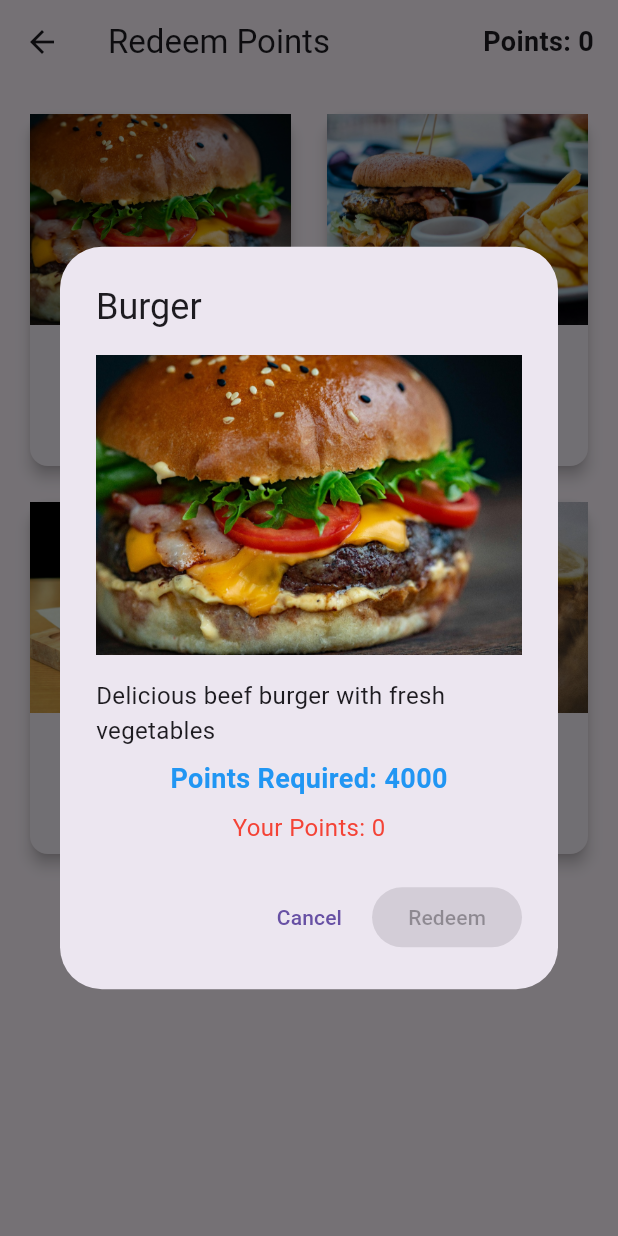
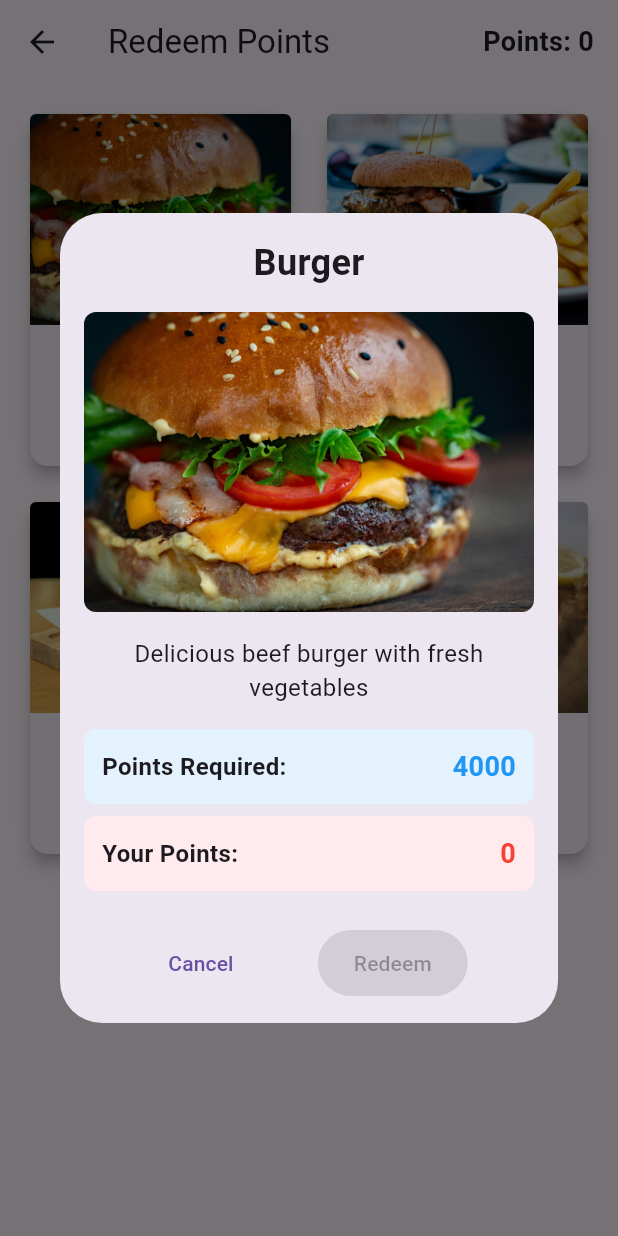
Before and after one commit to igmoiiz/Material-Recycle-Application---Prototype, a Flutter app: the RedeemPage screen opened directly with empty values, after a tap on "Burger", on a phone screen of 412 x 824 dp. Run offline on Flutter 3.47's test engine with Material 3 defaults, Android fonts, the light colour scheme and no system bars; our stand-ins replace sqflite; accounts and stored records are empty.

Commit message:
refactor: update dialog design in redeem_page.dart and change app label to 'Trashure' in AndroidManifest.xml

```diff
--- a/lib/Views/Interface/redeem_page.dart
+++ b/lib/Views/Interface/redeem_page.dart
@@ -55,33 +55,99 @@ class _RedeemPageState extends State<RedeemPage> {
     showDialog(
       context: context,
       builder:
-          (context) => AlertDialog(
-            title: Text(item.name),
-            content: Column(
+          (context) => Dialog(
+            child: Container(
+              padding: const EdgeInsets.all(16),
+              child: Column(
                 mainAxisSize: MainAxisSize.min,
                 children: [
-                Image.asset(
+                  Text(
+                    item.name,
+                    style: const TextStyle(
+                      fontSize: 24,
+                      fontWeight: FontWeight.bold,
+                    ),
+                  ),
+                  const SizedBox(height: 16),
+                  ClipRRect(
+                    borderRadius: BorderRadius.circular(8),
+                    child: Image.asset(
                       item.imagePath,
                       height: 200,
                       width: double.infinity,
                       fit: BoxFit.cover,
+                      errorBuilder: (context, error, stackTrace) {
+                        return Container(
+                          height: 200,
+                          color: Colors.grey[300],
+                          child: const Icon(
+                            Icons.image_not_supported,
+                            size: 64,
+                            color: Colors.grey,
+                          ),
+                        );
+                      },
+                    ),
                   ),
                   const SizedBox(height: 16),
-                Text(item.description, style: const TextStyle(fontSize: 16)),
-                const SizedBox(height: 8),
                   Text(
-                  'Points Required: ${item.pointsRequired}',
+                    item.description,
+                    style: const TextStyle(fontSize: 16),
+                    textAlign: TextAlign.center,
+                  ),
+                  const SizedBox(height: 16),
+                  Container(
+                    padding: const EdgeInsets.all(12),
+                    decoration: BoxDecoration(
+                      color: Colors.blue[50],
+                      borderRadius: BorderRadius.circular(8),
+                    ),
+                    child: Row(
+                      mainAxisAlignment: MainAxisAlignment.spaceBetween,
+                      children: [
+                        const Text(
+                          'Points Required:',
+                          style: TextStyle(
+                            fontSize: 16,
+                            fontWeight: FontWeight.bold,
+                          ),
+                        ),
+                        Text(
+                          '${item.pointsRequired}',
                           style: const TextStyle(
                             fontSize: 18,
                             fontWeight: FontWeight.bold,
                             color: Colors.blue,
                           ),
                         ),
+                      ],
+                    ),
+                  ),
                   const SizedBox(height: 8),
-                Text(
-                  'Your Points: ${widget.userPoints}',
+                  Container(
+                    padding: const EdgeInsets.all(12),
+                    decoration: BoxDecoration(
+                      color:
+                          widget.userPoints >= item.pointsRequired
+                              ? Colors.green[50]
+                              : Colors.red[50],
+                      borderRadius: BorderRadius.circular(8),
+                    ),
+                    child: Row(
+                      mainAxisAlignment: MainAxisAlignment.spaceBetween,
+                      children: [
+                        const Text(
+                          'Your Points:',
                           style: TextStyle(
                             fontSize: 16,
+                            fontWeight: FontWeight.bold,
+                          ),
+                        ),
+                        Text(
+                          '${widget.userPoints}',
+                          style: TextStyle(
+                            fontSize: 18,
+                            fontWeight: FontWeight.bold,
                             color:
                                 widget.userPoints >= item.pointsRequired
                                     ? Colors.green
@@ -90,7 +156,11 @@ class _RedeemPageState extends State<RedeemPage> {
                         ),
                       ],
                     ),
-            actions: [
+                  ),
+                  const SizedBox(height: 24),
+                  Row(
+                    mainAxisAlignment: MainAxisAlignment.spaceEvenly,
+                    children: [
                       TextButton(
                         onPressed: () => Navigator.pop(context),
                         child: const Text('Cancel'),
@@ -99,7 +169,6 @@ class _RedeemPageState extends State<RedeemPage> {
                         onPressed:
                             widget.userPoints >= item.pointsRequired
                                 ? () {
-                          // Handle redemption
                                   Navigator.pop(context);
                                   ScaffoldMessenger.of(context).showSnackBar(
                                     SnackBar(
@@ -114,10 +183,18 @@ class _RedeemPageState extends State<RedeemPage> {
                         style: ElevatedButton.styleFrom(
                           backgroundColor: Colors.blue,
                           foregroundColor: Colors.white,
+                          padding: const EdgeInsets.symmetric(
+                            horizontal: 24,
+                            vertical: 12,
+                          ),
                         ),
                         child: const Text('Redeem'),
                       ),
                     ],
+                  ),
+                ],
+              ),
+            ),
           ),
     );
   }
@@ -164,7 +241,25 @@ class _RedeemPageState extends State<RedeemPage> {
                 children: [
                   Expanded(
                     flex: 3,
-                    child: Image.asset(item.imagePath, fit: BoxFit.cover),
+                    child: ClipRRect(
+                      borderRadius: const BorderRadius.vertical(
+                        top: Radius.circular(4),
+                      ),
+                      child: Image.asset(
+                        item.imagePath,
+                        fit: BoxFit.cover,
+                        errorBuilder: (context, error, stackTrace) {
+                          return Container(
+                            color: Colors.grey[300],
+                            child: const Icon(
+                              Icons.image_not_supported,
+                              size: 48,
+                              color: Colors.grey,
+                            ),
+                          );
+                        },
+                      ),
+                    ),
                   ),
                   Expanded(
                     flex: 2,
```
Also changed, not shown: 1 other file. Lines whose indentation alone changed are shown as unchanged.
